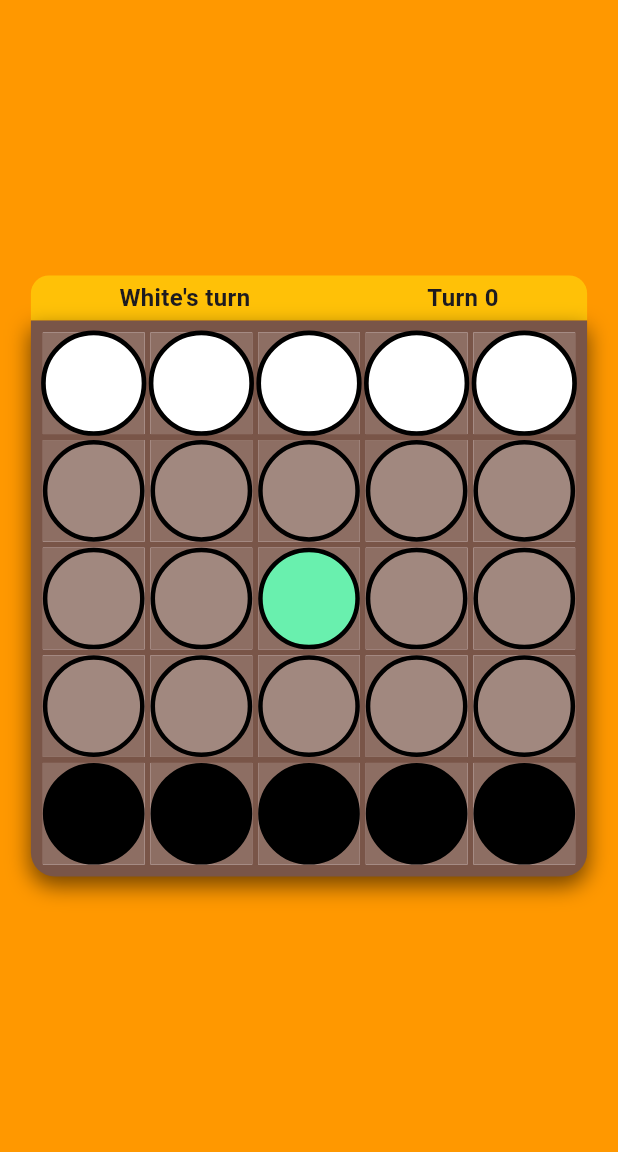
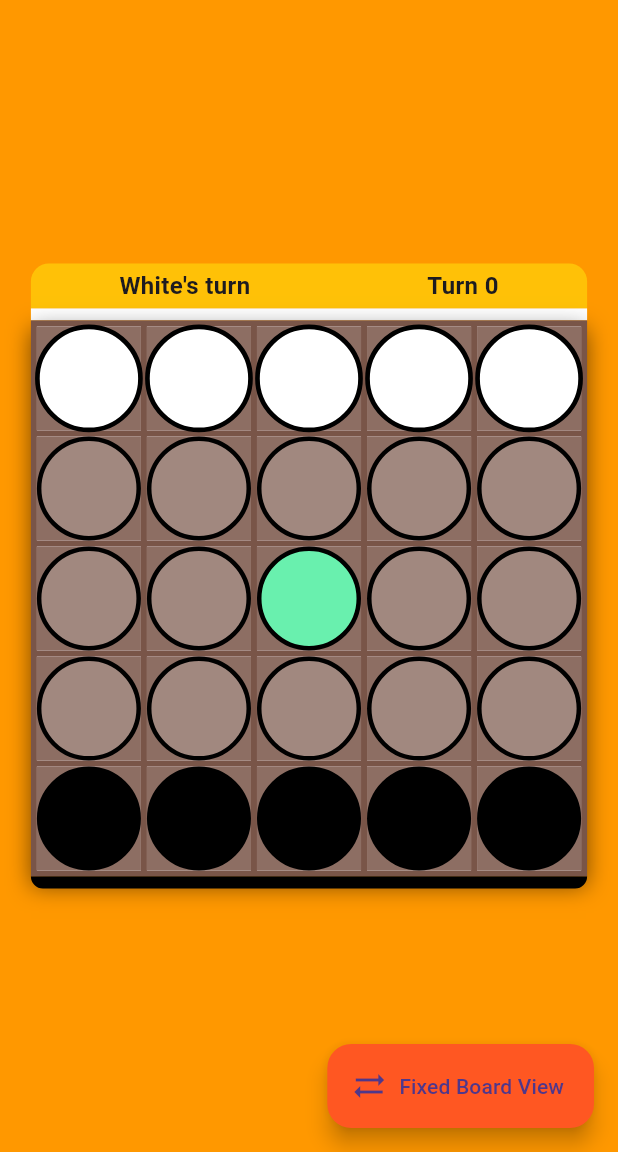
Before and after one commit to francurti/bobail_game, a Flutter app: the screen it shows after launch, after a tap on "Play", on a phone screen of 412 x 824 dp, the part 84-1236 px from its top. Run offline on Flutter 3.47's test engine with Material 3 defaults, Android fonts, the phone set to English and light mode, and no system bars.

Commit message:
allows to flip the board

```diff
--- a/lib/main.dart
+++ b/lib/main.dart
@@ -1,7 +1,10 @@
 import 'package:bobail_mobile/pages/main_menu.dart';
 import 'package:flutter/material.dart';
+import 'package:flutter/services.dart';
 
 void main() {
+  WidgetsFlutterBinding.ensureInitialized();
+  SystemChrome.setPreferredOrientations([DeviceOrientation.portraitUp]);
   runApp(const BobailApp());
 }
 
--- a/lib/pages/bobail_game_page.dart
+++ b/lib/pages/bobail_game_page.dart
@@ -1,8 +1,22 @@
 import 'package:bobail_mobile/ui_interface/bobail_game/board.dart';
+import 'package:bobail_mobile/ui_interface/settings/board_view_settings.dart';
 import 'package:flutter/material.dart';
 
-class BobailGamePage extends StatelessWidget {
+class BobailGamePage extends StatefulWidget {
   const BobailGamePage({super.key});
+
+  @override
+  State<BobailGamePage> createState() => _BobailGamePageState();
+}
+
+class _BobailGamePageState extends State<BobailGamePage> {
+  late final BoardViewSettings viewSettings;
+
+  @override
+  void initState() {
+    super.initState();
+    viewSettings = BoardViewSettings.local(reversedBoard: false);
+  }
 
   @override
   Widget build(BuildContext context) {
@@ -12,8 +26,22 @@ class BobailGamePage extends StatelessWidget {
         elevation: 1,
         backgroundColor: Colors.deepOrangeAccent,
       ),
-      body: const Center(child: Board()),
+      body: Center(child: Board(viewSettings: viewSettings)),
       backgroundColor: Colors.orange,
+      floatingActionButton: FloatingActionButton.extended(
+        onPressed: () {
+          setState(() {
+            viewSettings.flip();
+          });
+        },
+        backgroundColor: Colors.deepOrange,
+        icon: const Icon(Icons.sync_alt),
+        label: Text(
+          !viewSettings.isReversedView
+              ? 'Fixed Board View'
+              : 'Follow Player Turn',
+        ),
+      ),
     );
   }
 }
--- a/lib/ui_interface/bobail_game/board.dart
+++ b/lib/ui_interface/bobail_game/board.dart
@@ -1,19 +1,21 @@
-import 'package:bobail_mobile/board_presentation/piece_indicators.dart';
 import 'package:bobail_mobile/ui_interface/bobail_game/board_controller.dart';
 import 'package:bobail_mobile/ui_interface/bobail_game/game_over_overlay.dart';
 import 'package:bobail_mobile/ui_interface/bobail_game/utils/top_bar_board_information.dart';
+import 'package:bobail_mobile/ui_interface/settings/board_view_settings.dart';
 import 'package:flutter/material.dart';
 import 'package:provider/provider.dart';
 
-import 'piece.dart';
+const int rowSize = 5;
 
 class Board extends StatelessWidget {
-  const Board({super.key});
+  final BoardViewSettings viewSettings;
+
+  const Board({super.key, required this.viewSettings});
 
   @override
   Widget build(BuildContext context) {
     return ChangeNotifierProvider(
-      create: (_) => BoardController(),
+      create: (_) => BoardController(viewSettings),
       child: const BoardView(),
     );
   }
@@ -25,7 +27,6 @@ class BoardView extends StatelessWidget {
   @override
   Widget build(BuildContext context) {
     final controller = context.watch<BoardController>();
-    const int rowSize = 5;
 
     return LayoutBuilder(
       builder: (context, constraints) {
@@ -36,6 +37,7 @@ class BoardView extends StatelessWidget {
           screenHeight * 0.6,
           1700.0, // Max size on large screens
         ].reduce((a, b) => a < b ? a : b);
+        const double kBoardExtraPadding = 16.0;
 
         return Center(
           child: Column(
@@ -47,18 +49,24 @@ class BoardView extends StatelessWidget {
               ),
               SizedBox(
                 width: boardSize,
-                height: boardSize,
+                height: boardSize + kBoardExtraPadding,
                 child: Stack(
                   children: [
                     AbsorbPointer(
                       absorbing: controller.isGameOver,
+                      child: Column(
+                        children: [
+                          Container(
+                            height: 8,
+                            color:
+                                controller.isWhiteOnTheTop()
+                                    ? Colors.white
+                                    : Colors.black,
+                          ),
+                          Expanded(
                             child: Container(
                               decoration: BoxDecoration(
                                 color: const Color(0xFF795548),
-                          borderRadius: BorderRadius.only(
-                            bottomLeft: Radius.circular(16),
-                            bottomRight: Radius.circular(16),
-                          ),
                                 boxShadow: [
                                   BoxShadow(
                                     color: Colors.black54,
@@ -67,7 +75,7 @@ class BoardView extends StatelessWidget {
                                   ),
                                 ],
                               ),
-                        padding: const EdgeInsets.all(8),
+                              padding: const EdgeInsets.all(4),
 
                               child: Hero(
                                 tag: 'bobail-board',
@@ -81,40 +89,27 @@ class BoardView extends StatelessWidget {
                                         crossAxisSpacing: 4,
                                         mainAxisSpacing: 4,
                                       ),
-                            itemBuilder: (context, index) {
-                              final PieceIndicator? piece =
-                                  controller
-                                      .boardIndicators
-                                      .piecesIndicator[index];
-
-                              return Material(
-                                child: InkWell(
-                                  onTap:
-                                      () =>
-                                          controller.handleTap(context, index),
-                                  customBorder: const CircleBorder(),
-                                  child: Container(
-                                    decoration: BoxDecoration(
-                                      color: const Color(0xFF8D6E63),
-                                    ),
-                                    child: Piece(
-                                      piece: piece,
-                                      isBobailPreview:
-                                          controller.game.bobailPreview ==
-                                          index,
-                                      isHighligthed: controller
-                                          .highlightedPiecesIndex
-                                          .contains(index),
-                                      isSelected:
-                                          (controller.currentSelectedPiece ==
-                                              index),
+                                  itemBuilder:
+                                      (context, index) => controller
+                                          .itemBuilder(context, index),
                                 ),
                               ),
                             ),
-                              );
-                            },
                           ),
+                          Container(
+                            decoration: BoxDecoration(
+                              borderRadius: BorderRadius.only(
+                                bottomLeft: Radius.circular(16),
+                                bottomRight: Radius.circular(16),
                               ),
+                              color:
+                                  !controller.isWhiteOnTheTop()
+                                      ? Colors.white
+                                      : Colors.black,
+                            ),
+                            height: 8,
+                          ),
+                        ],
                       ),
                     ),
 
--- a/lib/ui_interface/bobail_game/board_controller.dart
+++ b/lib/ui_interface/bobail_game/board_controller.dart
@@ -2,18 +2,23 @@ import 'package:bobail_mobile/board_model/visualization/move_error_response.dart
 import 'package:bobail_mobile/board_presentation/board_indicators.dart';
 import 'package:bobail_mobile/board_presentation/game_interface.dart';
 import 'package:bobail_mobile/board_presentation/piece_indicators.dart';
+import 'package:bobail_mobile/ui_interface/bobail_game/piece.dart';
+import 'package:bobail_mobile/ui_interface/bobail_game/utils/position_information.dart';
+import 'package:bobail_mobile/ui_interface/settings/board_view_settings.dart';
 import 'package:flutter/material.dart';
 
 class BoardController extends ChangeNotifier {
   late GameInterface _game;
+  final BoardViewSettings viewSettings;
   late Set<int> highlightedPiecesIndex;
   late BoardIndicators boardIndicators;
   int? currentSelectedPiece;
 
-  BoardController() {
+  BoardController(this.viewSettings) {
     _game = GameInterface.bobail();
     highlightedPiecesIndex = <int>{};
     boardIndicators = _game.getBoardIndicators();
+    viewSettings.addListener(() => notifyListeners());
   }
 
   GameInterface get game => _game;
@@ -27,17 +32,31 @@ class BoardController extends ChangeNotifier {
     notifyListeners();
   }
 
+  bool isWhiteOnTheTop() {
+    if (!viewSettings.isReversedView) return true;
+
+    return boardIndicators.turn.isOdd;
+  }
+
+  int getCorrectIndex(int index) {
+    if (!viewSettings.isReversedView) return index;
+
+    return boardIndicators.turn.isEven ? (25 - 1 - index) : index;
+  }
+
   void handleTap(BuildContext context, int position) {
-    final tappedBoardPosition = boardIndicators.piecesIndicator[position];
+    final int actualPosition = getCorrectIndex(position);
+
+    final tappedBoardPosition = boardIndicators.piecesIndicator[actualPosition];
 
     final isEmptyPosition =
         (tappedBoardPosition == null) ||
         (tappedBoardPosition.isBobail && !tappedBoardPosition.isMoveable);
 
     if (tappedBoardPosition != null && tappedBoardPosition.isMoveable) {
-      _handlePieceSelection(tappedBoardPosition, position);
+      _handlePieceSelection(tappedBoardPosition, actualPosition);
     } else if (isEmptyPosition && currentSelectedPiece != null) {
-      _handleMove(context, currentSelectedPiece!, position);
+      _handleMove(context, currentSelectedPiece!, actualPosition);
     }
   }
 
@@ -104,4 +123,26 @@ class BoardController extends ChangeNotifier {
     highlightedPiecesIndex.clear();
     boardIndicators = _game.getBoardIndicators();
   }
+
+  itemBuilder(context, index) {
+    final int renderIndex = getCorrectIndex(index);
+    final PieceIndicator? piece = boardIndicators.piecesIndicator[renderIndex];
+
+    final PositionInformation renderInformation = PositionInformation(
+      highlightedPiecesIndex.contains(renderIndex),
+      game.bobailPreview == renderIndex,
+      currentSelectedPiece == renderIndex,
+    );
+
+    return Material(
+      child: InkWell(
+        onTap: () => handleTap(context, index),
+        customBorder: const CircleBorder(),
+        child: Container(
+          decoration: BoxDecoration(color: const Color(0xFF8D6E63)),
+          child: Piece(piece: piece, renderInformation: renderInformation),
+        ),
+      ),
+    );
+  }
 }
--- a/lib/ui_interface/bobail_game/piece.dart
+++ b/lib/ui_interface/bobail_game/piece.dart
@@ -1,18 +1,15 @@
 import 'package:bobail_mobile/board_presentation/piece_indicators.dart';
+import 'package:bobail_mobile/ui_interface/bobail_game/utils/position_information.dart';
 import 'package:flutter/material.dart';
 
 class Piece extends StatefulWidget {
   final PieceIndicator? piece;
-  final bool isHighligthed;
-  final bool isBobailPreview;
-  final bool isSelected;
+  final PositionInformation renderInformation;
 
   const Piece({
     super.key,
     required this.piece,
-    required this.isHighligthed,
-    required this.isBobailPreview,
-    required this.isSelected,
+    required this.renderInformation,
   });
 
   @override
@@ -24,7 +21,8 @@ class _PieceState extends State<Piece> with SingleTickerProviderStateMixin {
   late Animation<double> _scaleAnimation;
 
   bool get shouldAnimate =>
-      ((widget.piece?.isMoveable ?? false) && !widget.isSelected);
+      ((widget.piece?.isMoveable ?? false) &&
+          !widget.renderInformation.isSelected);
 
   @override
   void initState() {
@@ -68,6 +66,8 @@ class _PieceState extends State<Piece> with SingleTickerProviderStateMixin {
     final Color? baseColor = _correctColor(piece);
     final borderColor = _borderColor();
 
+    final isPreview = widget.renderInformation.isBobailPreview;
+    final isHighlight = widget.renderInformation.isHighligthed;
     return ScaleTransition(
       scale: _scaleAnimation,
       child: Container(
@@ -76,13 +76,13 @@ class _PieceState extends State<Piece> with SingleTickerProviderStateMixin {
           color: baseColor,
           border: Border.all(color: borderColor, width: 3),
           boxShadow: [
-            if (widget.isBobailPreview)
+            if (isPreview)
               BoxShadow(
                 color: Colors.lightGreenAccent.withAlpha(230),
                 blurRadius: 8,
                 spreadRadius: 2,
               ),
-            if (!widget.isBobailPreview && widget.isHighligthed)
+            if (!isPreview && isHighlight)
               BoxShadow(
                 color: Colors.pinkAccent.withAlpha(153),
                 blurRadius: 24,
@@ -98,7 +98,7 @@ class _PieceState extends State<Piece> with SingleTickerProviderStateMixin {
     final bool isEmpty =
         piece == null || (piece.isBobail && piece.hasBobailMoved);
 
-    if (widget.isBobailPreview) return Colors.greenAccent;
+    if (widget.renderInformation.isBobailPreview) return Colors.greenAccent;
     if (isEmpty) return Colors.brown[300];
     if (piece.isWhite) return Colors.white;
     if (piece.isBlack) return Colors.black;
@@ -109,8 +109,8 @@ class _PieceState extends State<Piece> with SingleTickerProviderStateMixin {
   }
 
   Color _borderColor() {
-    if (widget.isBobailPreview) return Colors.lightBlueAccent;
-    if (widget.isHighligthed) return Colors.pink;
+    if (widget.renderInformation.isBobailPreview) return Colors.lightBlueAccent;
+    if (widget.renderInformation.isHighligthed) return Colors.pink;
     return Colors.black;
   }
 }
--- /dev/null
+++ b/lib/ui_interface/bobail_game/utils/position_information.dart
@@ -0,0 +1,11 @@
+class PositionInformation {
+  bool isHighligthed;
+  bool isBobailPreview;
+  bool isSelected;
+
+  PositionInformation(
+    this.isHighligthed,
+    this.isBobailPreview,
+    this.isSelected,
+  );
+}
--- /dev/null
+++ b/lib/ui_interface/settings/board_view_settings.dart
@@ -0,0 +1,26 @@
+import 'package:flutter/material.dart';
+
+class BoardViewSettings extends ChangeNotifier {
+  bool _reversedBoard;
+
+  BoardViewSettings({bool reversedBoard = false})
+    : _reversedBoard = reversedBoard;
+
+  factory BoardViewSettings.local({bool reversedBoard = false}) {
+    return BoardViewSettings(reversedBoard: reversedBoard);
+  }
+
+  bool get isReversedView => _reversedBoard;
+
+  set isReversedView(bool newValue) {
+    if (_reversedBoard != newValue) {
+      _reversedBoard = newValue;
+      notifyListeners();
+    }
+  }
+
+  void flip() {
+    isReversedView = !isReversedView; // uses the safe setter
+    notifyListeners();
+  }
+}
```
Lines whose indentation alone changed are shown as unchanged.
